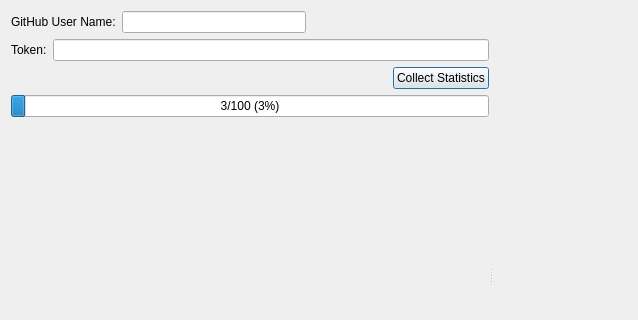
This is git_stats_plate_gen/gui/ui/main_dialog_2.ui in DiPaolo/git-stats-plate-gen as Qt 5 draws it before an edit; both pictures show x 0 to 638 and y 0 to 320 of the 976 by 551 pixel window. The edited form follows.
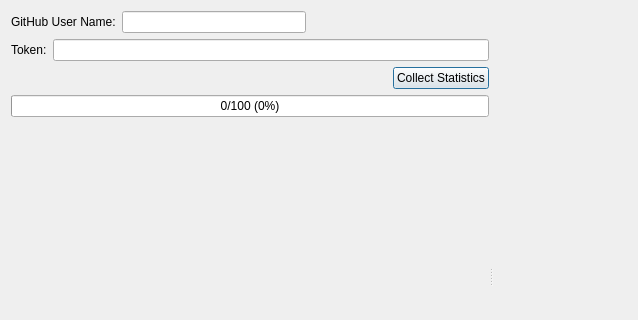
This is the edited form. Custom widgets are drawn as their Qt base class.

Commit message: set progress bar to 0 by default

```diff
--- a/git_stats_plate_gen/gui/ui/main_dialog_2.ui
+++ b/git_stats_plate_gen/gui/ui/main_dialog_2.ui
@@ -103,7 +103,7 @@
        <item>
         <widget class="QProgressBar" name="progress_bar">
          <property name="value">
-          <number>3</number>
+          <number>0</number>
          </property>
          <property name="format">
           <string extracomment="Repos">%v/%m (%p%)</string>
```
The commit also changes 1 other file.
